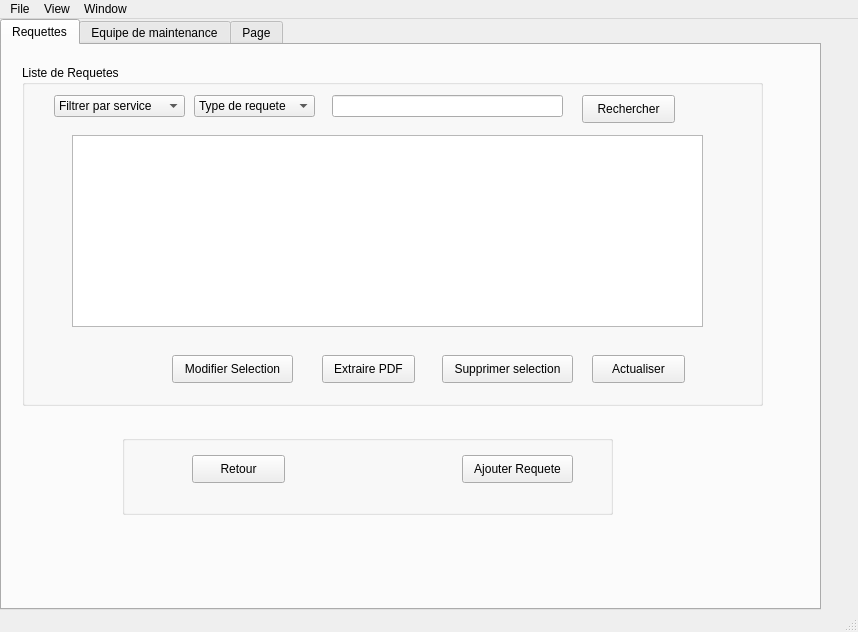
This is Khalil/mainwindow.ui in khalil-ch/E-Health_2A1 as Qt 5 draws it before an edit. The edited form follows.
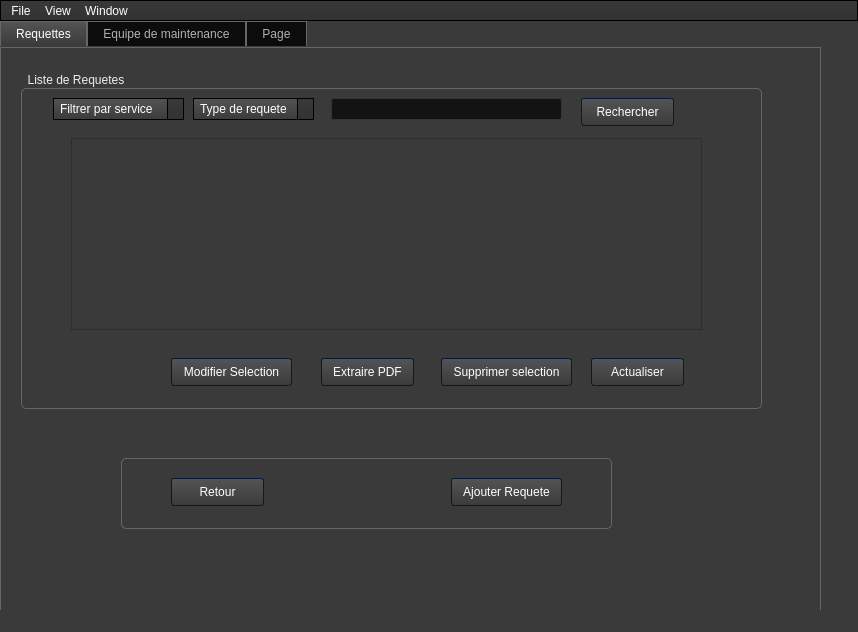
This is the edited form. Icons and pictures are not drawn.

Diff of the .ui file:
```diff
--- a/Khalil/mainwindow.ui
+++ b/Khalil/mainwindow.ui
@@ -13,6 +13,972 @@
   <property name="windowTitle">
    <string>MainWindow</string>
   </property>
+  <property name="styleSheet">
+   <string notr="true">/*-----QWidget-----*/
+QWidget
+{
+	background-color: #3a3a3a;
+	color: #fff;
+	selection-background-color: #b78620;
+	selection-color: #000;
+
+}
+
+
+/*-----QLabel-----*/
+QLabel
+{
+	background-color: transparent;
+	color: #fff;
+
+}
+
+
+/*-----QMenuBar-----*/
+QMenuBar 
+{
+	background-color: qlineargradient(spread:repeat, x1:1, y1:0, x2:1, y2:1, stop:0 rgba(57, 57, 57, 255),stop:1 rgba(50, 50, 50, 255));
+	border: 1px solid #000;
+	color: #fff;
+
+}
+
+
+QMenuBar::item 
+{
+	background-color: transparent;
+
+}
+
+
+QMenuBar::item:selected 
+{
+	background-color: rgba(183, 134, 32, 20%);
+	border: 1px solid #b78620;
+	color: #fff;
+
+}
+
+
+QMenuBar::item:pressed 
+{
+	background-color: rgb(183, 134, 32);
+	border: 1px solid #b78620;
+	color: #fff;
+
+}
+
+
+/*-----QMenu-----*/
+QMenu
+{
+    background-color: qlineargradient(spread:repeat, x1:1, y1:0, x2:1, y2:1, stop:0 rgba(57, 57, 57, 255),stop:1 rgba(50, 50, 50, 255));
+    border: 1px solid #222;
+    padding: 4px;
+	color: #fff;
+
+}
+
+
+QMenu::item
+{
+    background-color: transparent;
+    padding: 2px 20px 2px 20px;
+
+}
+
+
+QMenu::separator
+{
+   	background-color: rgb(183, 134, 32);
+	height: 1px;
+
+}
+
+
+QMenu::item:disabled
+{
+    color: #555;
+    background-color: transparent;
+    padding: 2px 20px 2px 20px;
+
+}
+
+
+QMenu::item:selected
+{
+	background-color: rgba(183, 134, 32, 20%);
+	border: 1px solid #b78620;
+	color: #fff;
+
+}
+
+
+/*-----QToolBar-----*/
+QToolBar
+{
+	background-color: qlineargradient(spread:repeat, x1:1, y1:0, x2:1, y2:1, stop:0 rgba(69, 69, 69, 255),stop:1 rgba(58, 58, 58, 255));
+	border-top: none;
+	border-bottom: 1px solid #4f4f4f;
+	border-left: 1px solid #4f4f4f;
+	border-right: 1px solid #4f4f4f;
+
+}
+
+
+QToolBar::separator
+{
+	background-color: #2e2e2e;
+	width: 1px;
+
+}
+
+
+/*-----QToolButton-----*/
+QToolButton 
+{
+	background-color: transparent;
+	color: #fff;
+	padding: 5px;
+	padding-left: 8px;
+	padding-right: 8px;
+	margin-left: 1px;
+}
+
+
+QToolButton:hover
+{
+	background-color: rgba(183, 134, 32, 20%);
+	border: 1px solid #b78620;
+	color: #fff;
+	
+}
+
+
+QToolButton:pressed
+{
+	background-color: qlineargradient(spread:repeat, x1:1, y1:0, x2:1, y2:1, stop:0 rgba(57, 57, 57, 255),stop:1 rgba(50, 50, 50, 255));
+	border: 1px solid #b78620;
+
+}
+
+
+QToolButton:checked
+{
+	background-color: qlineargradient(spread:repeat, x1:1, y1:0, x2:1, y2:1, stop:0 rgba(57, 57, 57, 255),stop:1 rgba(50, 50, 50, 255));
+	border: 1px solid #222;
+}
+
+
+/*-----QPushButton-----*/
+QPushButton
+{
+	background-color: qlineargradient(spread:repeat, x1:1, y1:0, x2:1, y2:1, stop:0 rgba(84, 84, 84, 255),stop:1 rgba(59, 59, 59, 255));
+	color: #ffffff;
+	min-width: 80px;
+	border-style: solid;
+	border-width: 1px;
+	border-radius: 3px;
+	border-color: #051a39;
+	padding: 5px;
+
+}
+
+
+QPushButton::flat
+{
+	background-color: transparent;
+	border: none;
+	color: #fff;
+
+}
+
+
+QPushButton::disabled
+{
+	background-color: #404040;
+	color: #656565;
+	border-color: #051a39;
+
+}
+
+
+QPushButton::hover
+{
+	background-color: rgba(183, 134, 32, 20%);
+	border: 1px solid #b78620;
+
+}
+
+
+QPushButton::pressed
+{
+	background-color: qlineargradient(spread:repeat, x1:1, y1:0, x2:1, y2:1, stop:0 rgba(74, 74, 74, 255),stop:1 rgba(49, 49, 49, 255));
+	border: 1px solid #b78620;
+
+}
+
+
+QPushButton::checked
+{
+	background-color: qlineargradient(spread:repeat, x1:1, y1:0, x2:1, y2:1, stop:0 rgba(74, 74, 74, 255),stop:1 rgba(49, 49, 49, 255));
+	border: 1px solid #222;
+
+}
+
+
+/*-----QLineEdit-----*/
+QLineEdit
+{
+	background-color: #131313;
+	color : #eee;
+	border: 1px solid #343434;
+	border-radius: 2px;
+	padding: 3px;
+	padding-left: 5px;
+
+}
+
+
+/*-----QPlainTExtEdit-----*/
+QPlainTextEdit
+{
+	background-color: #131313;
+	color : #eee;
+	border: 1px solid #343434;
+	border-radius: 2px;
+	padding: 3px;
+	padding-left: 5px;
+
+}
+
+
+/*-----QTabBar-----*/
+QTabBar::tab
+{
+	background-color: qlineargradient(spread:repeat, x1:1, y1:0, x2:1, y2:1, stop:0 rgba(84, 84, 84, 255),stop:1 rgba(59, 59, 59, 255));
+	color: #ffffff;
+	border-style: solid;
+	border-width: 1px;
+	border-color: #666;
+	border-bottom: none;
+	padding: 5px;
+	padding-left: 15px;
+	padding-right: 15px;
+
+}
+
+
+QTabWidget::pane 
+{
+	background-color: red;
+	border: 1px solid #666;
+	top: 1px;
+
+}
+
+
+QTabBar::tab:last
+{
+	margin-right: 0; 
+
+}
+
+
+QTabBar::tab:first:!selected
+{
+	background-color: #0c0c0d;
+	margin-left: 0px;
+
+}
+
+
+QTabBar::tab:!selected
+{
+	color: #b1b1b1;
+	border-bottom-style: solid;
+	background-color: #0c0c0d;
+
+}
+
+
+QTabBar::tab:selected
+{
+	margin-bottom: 0px;
+
+}
+
+
+QTabBar::tab:!selected:hover
+{
+	border-top-color: #b78620;
+
+}
+
+
+/*-----QComboBox-----*/
+QComboBox
+{
+    background-color: qlineargradient(spread:repeat, x1:1, y1:0, x2:1, y2:1, stop:0 rgba(84, 84, 84, 255),stop:1 rgba(59, 59, 59, 255));
+    border: 1px solid #000;
+    padding-left: 6px;
+    color: #ffffff;
+    height: 20px;
+
+}
+
+
+QComboBox::disabled
+{
+	background-color: #404040;
+	color: #656565;
+	border-color: #051a39;
+
+}
+
+
+QComboBox:on
+{
+    background-color: #b78620;
+	color: #000;
+
+}
+
+
+QComboBox QAbstractItemView
+{
+    background-color: #383838;
+    color: #ffffff;
+    border: 1px solid black;
+    selection-background-color: #b78620;
+    outline: 0;
+
+}
+
+
+QComboBox::drop-down
+{
+	background-color: qlineargradient(spread:repeat, x1:1, y1:0, x2:1, y2:1, stop:0 rgba(57, 57, 57, 255),stop:1 rgba(50, 50, 50, 255));
+    subcontrol-origin: padding;
+    subcontrol-position: top right;
+    width: 15px;
+    border-left-width: 1px;
+    border-left-color: black;
+    border-left-style: solid; 
+
+}
+
+
+QComboBox::down-arrow
+{
+    image: url(://arrow-down.png);
+    width: 8px;
+    height: 8px;
+}
+
+
+/*-----QSpinBox &amp; QDateTimeEdit-----*/
+QSpinBox,
+QDateTimeEdit 
+{
+    background-color: #131313;
+	color : #eee;
+	border: 1px solid #343434;
+	padding: 3px;
+	padding-left: 5px;
+    border-radius : 2px;
+
+}
+
+
+QSpinBox::up-button, 
+QDateTimeEdit::up-button
+{
+	border-top-right-radius:2px;
+	background-color: #777777;
+    width: 16px; 
+    border-width: 1px;
+
+}
+
+
+QSpinBox::up-button:hover, 
+QDateTimeEdit::up-button:hover
+{
+	background-color: #585858;
+
+}
+
+
+QSpinBox::up-button:pressed, 
+QDateTimeEdit::up-button:pressed
+{
+	background-color: #252525;
+    width: 16px; 
+    border-width: 1px;
+
+}
+
+
+QSpinBox::up-arrow,
+QDateTimeEdit::up-arrow
+{
+    image: url(://arrow-up.png);
+    width: 7px;
+    height: 7px;
+
+}
+
+
+QSpinBox::down-button, 
+QDateTimeEdit::down-button
+{
+	border-bottom-right-radius:2px;
+	background-color: #777777;
+    width: 16px; 
+    border-width: 1px;
+
+}
+
+
+QSpinBox::down-button:hover, 
+QDateTimeEdit::down-button:hover
+{
+	background-color: #585858;
+
+}
+
+
+QSpinBox::down-button:pressed, 
+QDateTimeEdit::down-button:pressed
+{
+	background-color: #252525;
+    width: 16px; 
+    border-width: 1px;
+
+}
+
+
+QSpinBox::down-arrow,
+QDateTimeEdit::down-arrow
+{
+    image: url(://arrow-down.png);
+    width: 7px;
+    height: 7px;
+
+}
+
+
+/*-----QGroupBox-----*/
+QGroupBox 
+{
+    border: 1px solid;
+    border-color: #666666;
+	border-radius: 5px;
+    margin-top: 20px;
+
+}
+
+
+QGroupBox::title  
+{
+    background-color: transparent;
+    color: #eee;
+    subcontrol-origin: margin;
+    padding: 5px;
+	border-top-left-radius: 3px;
+	border-top-right-radius: 3px;
+
+}
+
+
+/*-----QHeaderView-----*/
+QHeaderView::section
+{
+    background-color: qlineargradient(spread:repeat, x1:1, y1:0, x2:1, y2:1, stop:0 rgba(60, 60, 60, 255),stop:1 rgba(50, 50, 50, 255));
+	border: 1px solid #000;
+    color: #fff;
+    text-align: left;
+	padding: 4px;
+	
+}
+
+
+QHeaderView::section:disabled
+{
+    background-color: #525251;
+    color: #656565;
+
+}
+
+
+QHeaderView::section:checked
+{
+    background-color: qlineargradient(spread:repeat, x1:1, y1:0, x2:1, y2:1, stop:0 rgba(60, 60, 60, 255),stop:1 rgba(50, 50, 50, 255));
+    color: #fff;
+
+}
+
+
+QHeaderView::section::vertical::first,
+QHeaderView::section::vertical::only-one
+{
+    border-top: 1px solid #353635;
+
+}
+
+
+QHeaderView::section::vertical
+{
+    border-top: 1px solid #353635;
+
+}
+
+
+QHeaderView::section::horizontal::first,
+QHeaderView::section::horizontal::only-one
+{
+    border-left: 1px solid #353635;
+
+}
+
+
+QHeaderView::section::horizontal
+{
+    border-left: 1px solid #353635;
+
+}
+
+
+QTableCornerButton::section
+{
+    background-color: qlineargradient(spread:repeat, x1:1, y1:0, x2:1, y2:1, stop:0 rgba(60, 60, 60, 255),stop:1 rgba(50, 50, 50, 255));
+	border: 1px solid #000;
+    color: #fff;
+
+}
+
+
+/*-----QTreeWidget-----*/
+QTreeView
+{
+	show-decoration-selected: 1;
+	alternate-background-color: #3a3a3a;
+	selection-color: #fff;
+	background-color: #2d2d2d;
+	border: 1px solid gray;
+	padding-top : 5px;
+	color: #fff;
+	font: 8pt;
+
+}
+
+
+QTreeView::item:selected
+{
+	color:#fff;
+	background-color: #b78620;
+	border-radius: 0px;
+
+}
+
+
+QTreeView::item:!selected:hover
+{
+    background-color: #262626;
+    border: none;
+    color: white;
+
+}
+
+
+QTreeView::branch:has-children:!has-siblings:closed,
+QTreeView::branch:closed:has-children:has-siblings 
+{
+	image: url(://tree-closed.png);
+
+}
+
+
+QTreeView::branch:open:has-children:!has-siblings,
+QTreeView::branch:open:has-children:has-siblings  
+{
+	image: url(://tree-open.png);
+
+}
+
+
+/*-----QListView-----*/
+QListView 
+{
+	background-color: qlineargradient(spread:repeat, x1:1, y1:0, x2:1, y2:1, stop:0 rgba(83, 83, 83, 255),stop:0.293269 rgba(81, 81, 81, 255),stop:0.634615 rgba(79, 79, 79, 255),stop:1 rgba(83, 83, 83, 255));
+    border : none;
+    color: white;
+    show-decoration-selected: 1; 
+    outline: 0;
+	border: 1px solid gray;
+
+}
+
+
+QListView::disabled 
+{
+	background-color: #656565;
+	color: #1b1b1b;
+    border: 1px solid #656565;
+
+}
+
+
+QListView::item 
+{
+	background-color: #2d2d2d;
+    padding: 1px;
+
+}
+
+
+QListView::item:alternate 
+{
+    background-color: #3a3a3a;
+
+}
+
+
+QListView::item:selected 
+{
+	background-color: #b78620;
+	border: 1px solid #b78620;
+	color: #fff;
+
+}
+
+
+QListView::item:selected:!active 
+{
+	background-color: #b78620;
+	border: 1px solid #b78620;
+	color: #fff;
+
+}
+
+
+QListView::item:selected:active 
+{
+	background-color: #b78620;
+	border: 1px solid #b78620;
+	color: #fff;
+
+}
+
+
+QListView::item:hover {
+    background-color: #262626;
+    border: none;
+    color: white;
+
+}
+
+
+/*-----QCheckBox-----*/
+QCheckBox
+{
+	background-color: transparent;
+    color: lightgray;
+	border: none;
+
+}
+
+
+QCheckBox::indicator
+{
+    background-color: #323232;
+    border: 1px solid darkgray;
+    width: 12px;
+    height: 12px;
+
+}
+
+
+QCheckBox::indicator:checked
+{
+    image:url(&quot;./ressources/check.png&quot;);
+	background-color: #b78620;
+    border: 1px solid #3a546e;
+
+}
+
+
+QCheckBox::indicator:unchecked:hover
+{
+	border: 1px solid #b78620; 
+
+}
+
+
+QCheckBox::disabled
+{
+	color: #656565;
+
+}
+
+
+QCheckBox::indicator:disabled
+{
+	background-color: #656565;
+	color: #656565;
+    border: 1px solid #656565;
+
+}
+
+
+/*-----QRadioButton-----*/
+QRadioButton 
+{
+	color: lightgray;
+	background-color: transparent;
+
+}
+
+
+QRadioButton::indicator::unchecked:hover 
+{
+	background-color: lightgray;
+	border: 2px solid #b78620;
+	border-radius: 6px;
+}
+
+
+QRadioButton::indicator::checked 
+{
+	border: 2px solid #b78620;
+	border-radius: 6px;
+	background-color: rgba(183,134,32,20%);  
+	width: 9px; 
+	height: 9px; 
+
+}
+
+
+/*-----QSlider-----*/
+QSlider::groove:horizontal 
+{
+	background-color: transparent;
+	height: 3px;
+
+}
+
+
+QSlider::sub-page:horizontal 
+{
+	background-color: #b78620;
+
+}
+
+
+QSlider::add-page:horizontal 
+{
+	background-color: #131313;
+
+}
+
+
+QSlider::handle:horizontal 
+{
+	background-color: #b78620;
+	width: 14px;
+	margin-top: -6px;
+	margin-bottom: -6px;
+	border-radius: 6px;
+
+}
+
+
+QSlider::handle:horizontal:hover 
+{
+	background-color: #d89e25;
+	border-radius: 6px;
+
+}
+
+
+QSlider::sub-page:horizontal:disabled 
+{
+	background-color: #bbb;
+	border-color: #999;
+
+}
+
+
+QSlider::add-page:horizontal:disabled 
+{
+	background-color: #eee;
+	border-color: #999;
+
+}
+
+
+QSlider::handle:horizontal:disabled 
+{
+	background-color: #eee;
+	border: 1px solid #aaa;
+	border-radius: 3px;
+
+}
+
+
+/*-----QScrollBar-----*/
+QScrollBar:horizontal
+{
+    border: 1px solid #222222;
+    background-color: #3d3d3d;
+    height: 15px;
+    margin: 0px 16px 0 16px;
+
+}
+
+
+QScrollBar::handle:horizontal
+{
+	background-color: qlineargradient(spread:repeat, x1:1, y1:0, x2:1, y2:1, stop:0 rgba(97, 97, 97, 255),stop:1 rgba(90, 90, 90, 255));
+	border: 1px solid #2d2d2d;
+    min-height: 20px;
+
+}
+
+
+QScrollBar::add-line:horizontal
+{
+	background-color: qlineargradient(spread:repeat, x1:1, y1:0, x2:1, y2:1, stop:0 rgba(97, 97, 97, 255),stop:1 rgba(90, 90, 90, 255));
+	border: 1px solid #2d2d2d;
+    width: 15px;
+    subcontrol-position: right;
+    subcontrol-origin: margin;
+
+}
+
+
+QScrollBar::sub-line:horizontal
+{
+	background-color: qlineargradient(spread:repeat, x1:1, y1:0, x2:1, y2:1, stop:0 rgba(97, 97, 97, 255),stop:1 rgba(90, 90, 90, 255));
+	border: 1px solid #2d2d2d;
+    width: 15px;
+    subcontrol-position: left;
+    subcontrol-origin: margin;
+
+}
+
+
+QScrollBar::right-arrow:horizontal
+{
+    image: url(://arrow-right.png);
+    width: 6px;
+    height: 6px;
+
+}
+
+
+QScrollBar::left-arrow:horizontal
+{
+    image: url(://arrow-left.png);
+    width: 6px;
+    height: 6px;
+
+}
+
+
+QScrollBar::add-page:horizontal, QScrollBar::sub-page:horizontal
+{
+    background: none;
+
+}
+
+
+QScrollBar:vertical
+{
+    background-color: #3d3d3d;
+    width: 16px;
+	border: 1px solid #2d2d2d;
+    margin: 16px 0px 16px 0px;
+
+}
+
+
+QScrollBar::handle:vertical
+{
+    background-color: qlineargradient(spread:repeat, x1:1, y1:0, x2:1, y2:1, stop:0 rgba(97, 97, 97, 255),stop:1 rgba(90, 90, 90, 255));
+	border: 1px solid #2d2d2d;
+    min-height: 20px;
+
+}
+
+
+QScrollBar::add-line:vertical
+{
+	background-color: qlineargradient(spread:repeat, x1:1, y1:0, x2:1, y2:1, stop:0 rgba(97, 97, 97, 255),stop:1 rgba(90, 90, 90, 255));
+	border: 1px solid #2d2d2d;
+    height: 15px;
+    subcontrol-position: bottom;
+    subcontrol-origin: margin;
+
+}
+
+
+QScrollBar::sub-line:vertical
+{
+	background-color: qlineargradient(spread:repeat, x1:1, y1:0, x2:1, y2:1, stop:0 rgba(97, 97, 97, 255),stop:1 rgba(90, 90, 90, 255));
+	border: 1px solid #2d2d2d;
+    height: 15px;
+    subcontrol-position: top;
+    subcontrol-origin: margin;
+
+}
+
+
+QScrollBar::up-arrow:vertical
+{
+    image: url(://arrow-up.png);
+    width: 6px;
+    height: 6px;
+
+}
+
+
+QScrollBar::down-arrow:vertical
+{
+    image: url(://arrow-down.png);
+    width: 6px;
+    height: 6px;
+
+}
+
+
+QScrollBar::add-page:vertical, QScrollBar::sub-page:vertical
+{
+    background: none;
+
+}
+
+
+/*-----QProgressBar-----*/
+QProgressBar
+{
+    border: 1px solid #666666;
+    text-align: center;
+	color: #000;
+	font-weight: bold;
+
+}
+
+
+QProgressBar::chunk
+{
+    background-color: #b78620;
+    width: 30px;
+    margin: 0.5px;
+
+}</string>
+  </property>
   <widget class="QWidget" name="centralwidget">
    <widget class="QTabWidget" name="tabWidget">
     <property name="geometry">
@@ -184,7 +1150,7 @@
         <x>120</x>
         <y>390</y>
         <width>491</width>
-        <height>80</height>
+        <height>91</height>
        </rect>
       </property>
       <property name="title">
@@ -193,8 +1159,8 @@
       <widget class="QPushButton" name="pushButton_4">
        <property name="geometry">
         <rect>
-         <x>340</x>
-         <y>20</y>
+         <x>330</x>
+         <y>40</y>
          <width>111</width>
          <height>28</height>
         </rect>
@@ -206,8 +1172,8 @@
       <widget class="QPushButton" name="pushButton_5">
        <property name="geometry">
         <rect>
-         <x>70</x>
-         <y>20</y>
+         <x>50</x>
+         <y>40</y>
          <width>93</width>
          <height>28</height>
         </rect>
@@ -761,7 +1727,7 @@
      <x>0</x>
      <y>0</y>
      <width>858</width>
-     <height>26</height>
+     <height>28</height>
     </rect>
    </property>
    <widget class="QMenu" name="menuImporter_Document">
```
Left out of the diff: 20 changed lines with no effect on the pictures.
